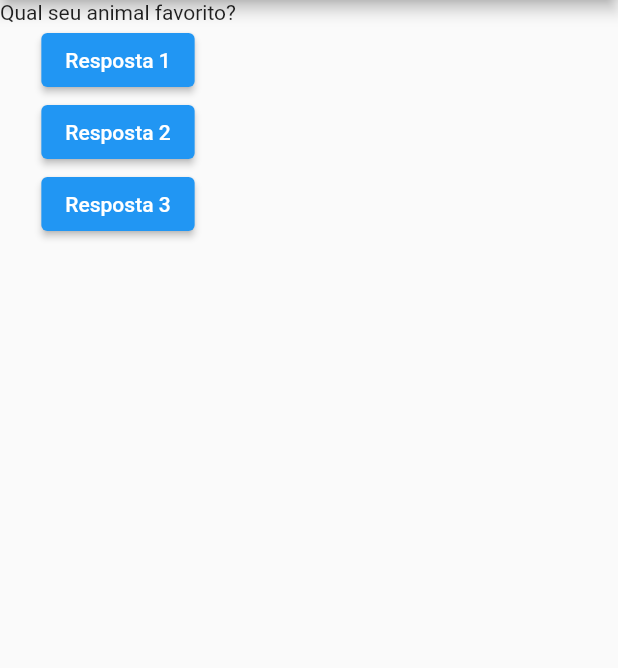
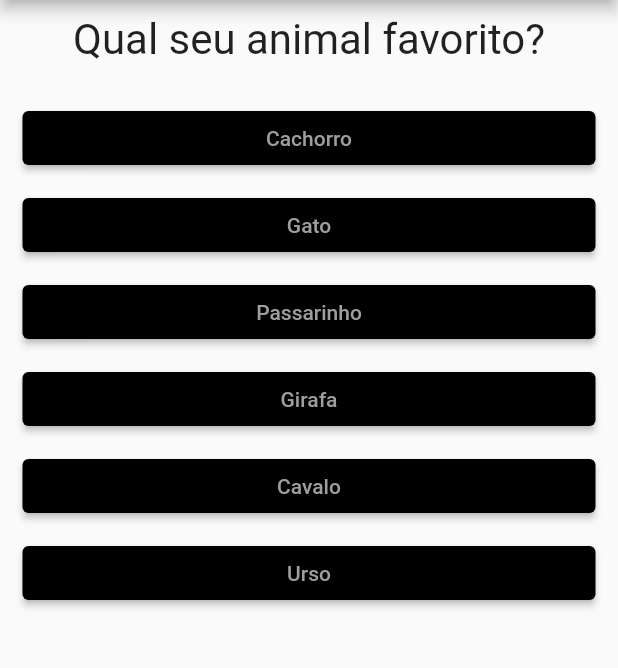
Before and after one commit to Cams1712/primeiro_app, a Flutter app: the screen it shows after launch, on a phone screen of 412 x 824 dp, the part 84-752 px from its top. Run offline on Flutter 3.47's test engine with Material 2 defaults, Android fonts, the phone set to English and light mode, and no system bars.

Commit message:
Continuação

```diff
--- a/lib/main.dart
+++ b/lib/main.dart
@@ -4,6 +4,7 @@ import 'package:flutter/material.dart';
 
 //Imports que vem das minhas files
 import 'package:primeiro_app/question.dart';
+import 'package:primeiro_app/respostas.dart';
 
 /*void main() {
 //É boa pratica usar const para chamar construtores que são const
@@ -27,14 +28,35 @@ class MyApp extends StatefulWidget {
 //Isso permite que a classe seja usada como um widget
 class _MyAppState extends State<MyApp> {
   var _index = 0; //Esse _ faz com que eles fiquem privados, não publicos
-  var perguntas = ["Qual seu animal favorito?", "Qual sua cor favorita?"];
+  var perguntas = [
+    {
+      "pergunta": "Qual seu animal favorito?",
+      "respostas": [
+        "Cachorro",
+        "Gato",
+        "Passarinho",
+        "Girafa",
+        "Cavalo",
+        "Urso",
+      ]
+    },
+    {
+      "pergunta": "Qual sua cor favorita?",
+      "respostas": [
+        "Branco",
+        "Preto",
+        "Rosa",
+        "Laranja",
+        "Amarelo",
+      ]
+    }
+  ];
 
   //Para uma função que será usada nos widgets temos que colocar como void, sem parametros e DENTRO DA CLASSE QUE ESTÃO OS WIDGETS
   void _respostaPergunta() {
     setState(() {
-      _index < 1 ? _index++ : _index;
+      _index < 1 ? _index++ : _index--;
     });
-    debugPrint("Escolha feita");
   }
 
 //Construtor
@@ -54,29 +76,25 @@ class _MyAppState extends State<MyApp> {
           backgroundColor: Colors.black,
         ),
         //O body so pode ter um elemento, por isso temos que colocar algo dentro dele que permite colocar mais de um elemento
-        body: Column(children: [
-          Question(perguntas[_index]),
-          ElevatedButton(
-            //Botão
-            //O que acontece quando aprta o btn
-            onPressed: () => debugPrint("Escolheu resposta 1!"),
-            child: Text("Resposta 1"), //O que estará escrito no btn
-          ),
-          ElevatedButton(
-            //Como esta null o flutter entende que ele não pode ser precionado, então ele coloca como not editable
-            onPressed: () {
-              //Colocar a logica que desejar
-              //Lembrar que esse tipo de função SÓ pode ser usada 1 vez, pois é uma função anonima
-              debugPrint("Escolhei resposta 2!");
-            },
-            child: Text("Resposta 2"),
-          ),
-          ElevatedButton(
-            onPressed:
-                _respostaPergunta, //Para passar uma função sem que ela seja executada na hora em que esta sendo criada a tela, temos que passar sem os (), assim dart entende que ele tem que chamar esse nome de função quando alguem clicar no btn
-            child: Text("Resposta 3"),
-          )
-        ]),
+        body: Column(
+          children: [
+            Question(perguntas[_index]["pergunta"] as String),
+            Padding(
+              padding: EdgeInsets.all(15),
+              child: Column(
+                children: [
+                  ...(perguntas[_index]["respostas"] as List<String>)
+                      .map((respostas) {
+                    return Resposta(
+                      _respostaPergunta,
+                      respostas,
+                    );
+                  }).toList(),
+                ],
+              ),
+            ),
+          ],
+        ),
       ), //Home faz com que o flutter mostre essa tela em primeiro lugar
     );
     return tela; //Faz o basico setup para os widget que vc criar para que apareca na tela
--- a/lib/question.dart
+++ b/lib/question.dart
@@ -7,6 +7,16 @@ class Question extends StatelessWidget {
 
   @override
   Widget build(BuildContext context) {
-    return Text(perguntas);
+    return Container(
+      margin: const EdgeInsets.all(10),
+      width: double.infinity,
+      child: Text(
+        perguntas,
+        style: const TextStyle(
+          fontSize: 28,
+        ),
+        textAlign: TextAlign.center,
+      ),
+    );
   }
 }
--- /dev/null
+++ b/lib/respostas.dart
@@ -0,0 +1,33 @@
+import 'package:flutter/material.dart';
+
+class Resposta extends StatelessWidget {
+  //Podemos usar tanto void call back ou function a diferença é que a 1° fala que é uma função void e não retorna nada, já a 2° pode ser qqr tipo de function
+  final VoidCallback funcaoSelecionada;
+  final String resposta;
+
+  const Resposta(this.funcaoSelecionada, this.resposta, {super.key});
+
+  @override
+  Widget build(BuildContext context) {
+    return SizedBox(
+      width: double.infinity,
+      child: Padding(
+        padding: const EdgeInsets.only(
+          bottom: 10,
+        ),
+        child: ElevatedButton(
+          style: ElevatedButton.styleFrom(
+            backgroundColor: Colors.black,
+          ),
+          onPressed: funcaoSelecionada,
+          child: Text(
+            resposta,
+            style: const TextStyle(
+              color: Colors.grey,
+            ),
+          ),
+        ),
+      ),
+    );
+  }
+}
```
